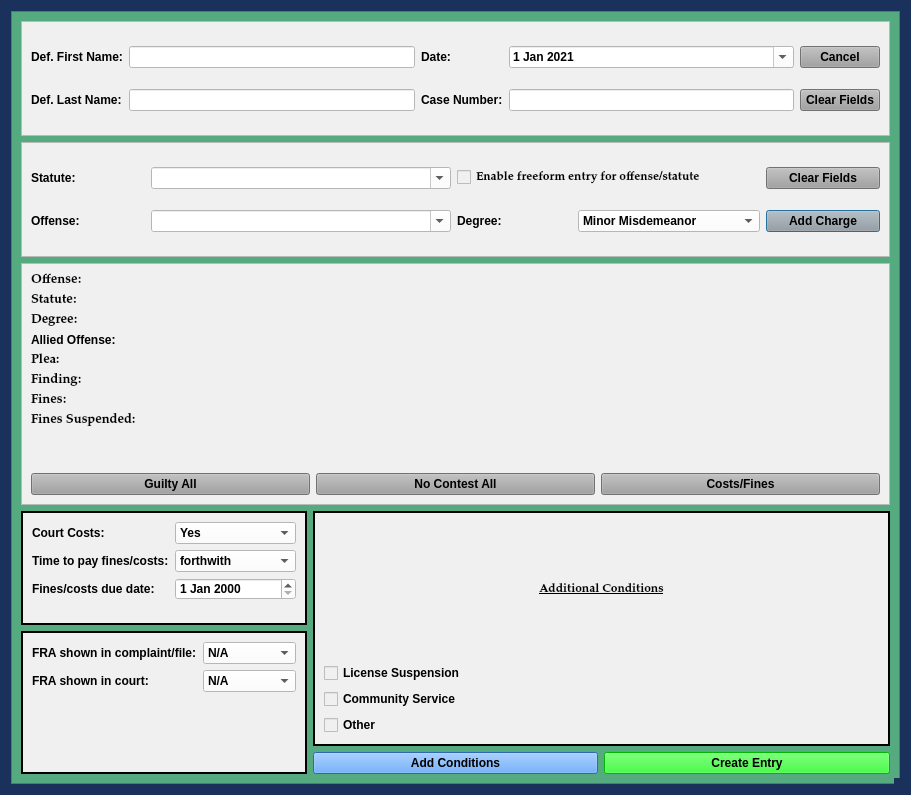
First picture: the form in views/ui/NoJailPleaDialog.ui, repository HunterProgram22/MuniEntry, before the edit.
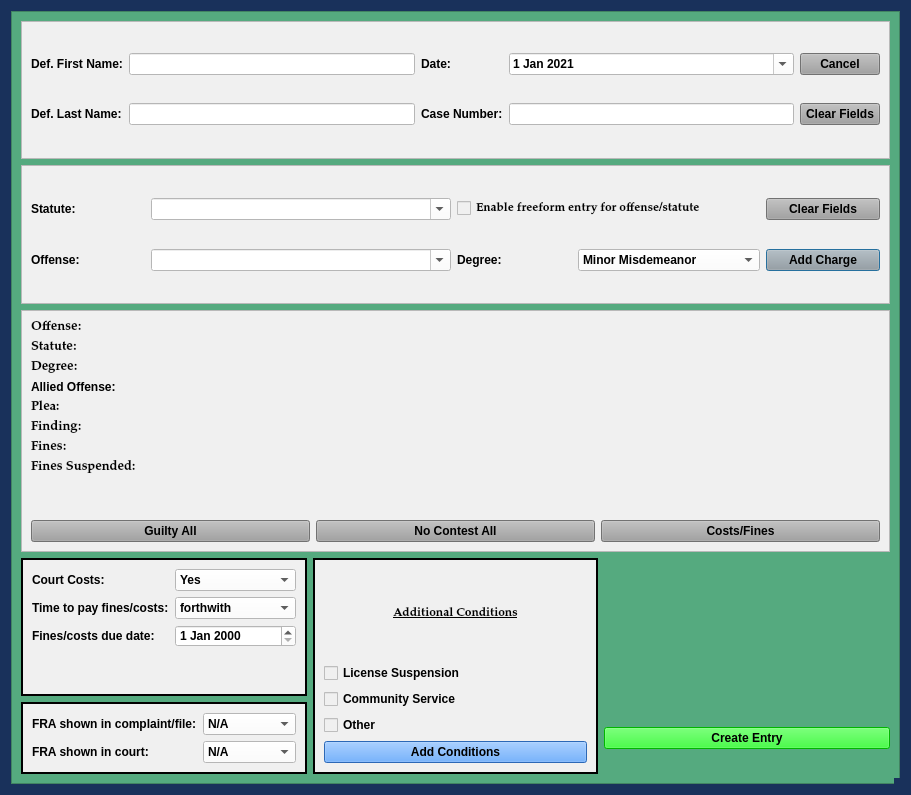
Second picture: the form after the edit.

Commit message: JTC working. Need to add for jail paragraph.

What changed in the file:
```diff
--- a/views/ui/NoJailPleaDialog.ui
+++ b/views/ui/NoJailPleaDialog.ui
@@ -162,8 +162,8 @@
        <rect>
         <x>0</x>
         <y>0</y>
-        <width>891</width>
-        <height>775</height>
+        <width>889</width>
+        <height>773</height>
        </rect>
       </property>
       <layout class="QGridLayout" name="gridLayout_4">
@@ -794,7 +794,7 @@
          </layout>
         </widget>
        </item>
-       <item row="3" column="1" rowspan="2" colspan="2">
+       <item row="3" column="1" rowspan="2">
         <widget class="QFrame" name="frame_6">
          <property name="sizePolicy">
           <sizepolicy hsizetype="Preferred" vsizetype="Preferred">
@@ -864,10 +864,23 @@
             </property>
            </widget>
           </item>
+          <item row="4" column="0">
+           <widget class="QPushButton" name="add_conditions_Button">
+            <property name="styleSheet">
+             <string notr="true">background-color: rgb(62, 146, 255)</string>
+            </property>
+            <property name="text">
+             <string>Add Conditions</string>
+            </property>
+            <property name="autoDefault">
+             <bool>false</bool>
+            </property>
+           </widget>
+          </item>
          </layout>
         </widget>
        </item>
-       <item row="4" column="0" rowspan="2">
+       <item row="4" column="0">
         <widget class="QFrame" name="frame_7">
          <property name="sizePolicy">
           <sizepolicy hsizetype="Preferred" vsizetype="Preferred">
@@ -949,20 +962,7 @@
          </layout>
         </widget>
        </item>
-       <item row="5" column="1">
-        <widget class="QPushButton" name="add_conditions_Button">
-         <property name="styleSheet">
-          <string notr="true">background-color: rgb(62, 146, 255)</string>
-         </property>
-         <property name="text">
-          <string>Add Conditions</string>
-         </property>
-         <property name="autoDefault">
-          <bool>false</bool>
-         </property>
-        </widget>
-       </item>
-       <item row="5" column="2">
+       <item row="4" column="2">
         <widget class="QPushButton" name="create_entry_Button">
          <property name="styleSheet">
           <string notr="true">background-color: rgb(0, 255, 0);</string>
```
Left out of the diff: 30 changed lines with no effect on the pictures. The commit also changes 12 other files.
